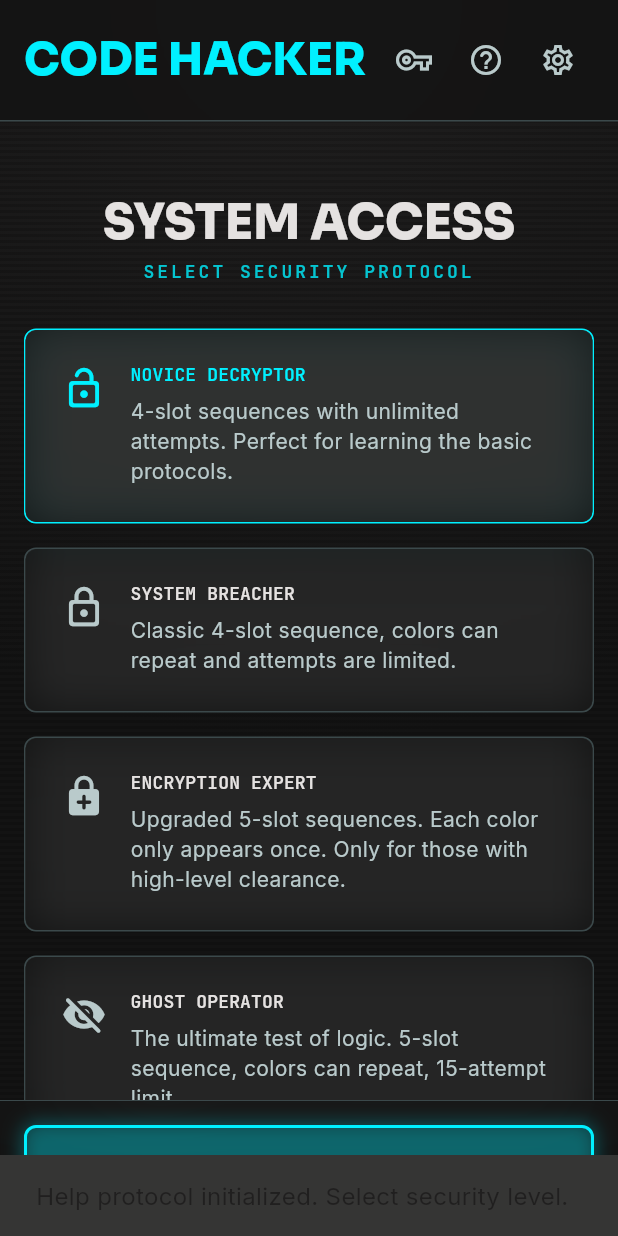
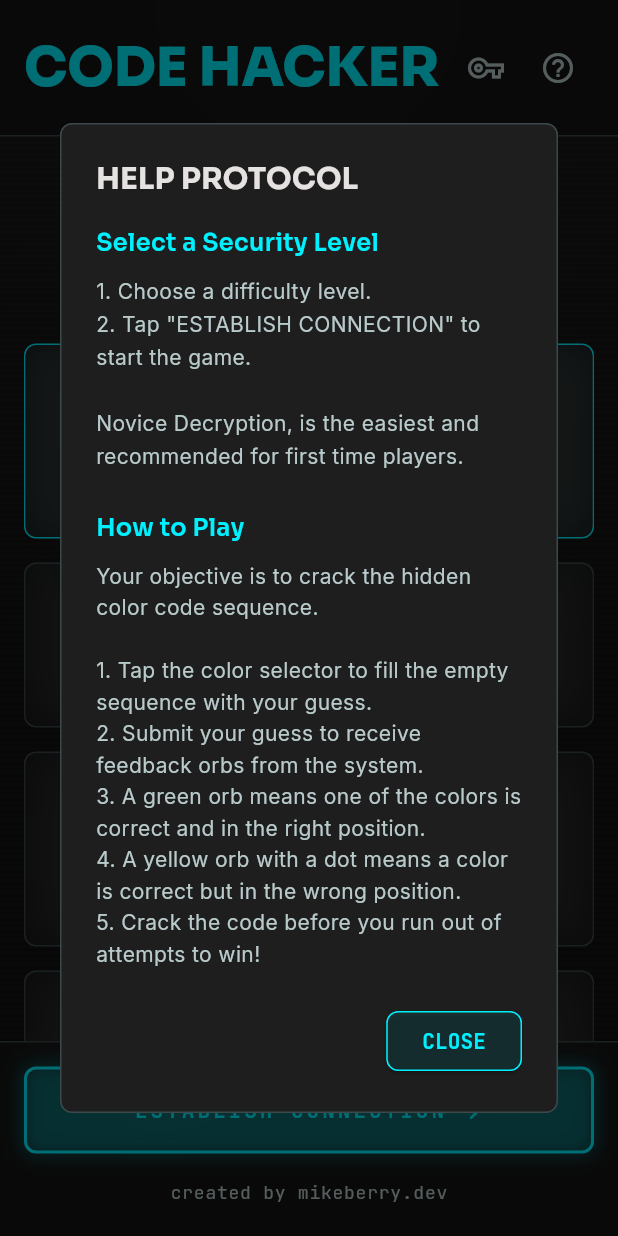
Before and after one commit to mikeberry99/colour-breaker, a Flutter app: the screen it shows after launch, after a tap on the "help outline" icon, on a phone screen of 412 x 824 dp. Run offline on Flutter 3.47's test engine with Material 3 defaults, Android fonts, the phone set to English and light mode, and no system bars; our stand-ins replace flutter_riverpod, go_router, google_fonts.

Commit message:
feat: implement level selection screen and add support for URL launcher plugin

```diff
--- a/lib/features/level_selection/presentation/pages/level_selection_screen.dart
+++ b/lib/features/level_selection/presentation/pages/level_selection_screen.dart
@@ -3,10 +3,13 @@ import 'package:flutter/material.dart';
 import 'package:flutter_riverpod/flutter_riverpod.dart';
 import 'package:go_router/go_router.dart';
 import 'package:google_fonts/google_fonts.dart';
+import 'package:url_launcher/url_launcher.dart';
+
 import '../../../../core/theme/design_tokens.dart';
 import '../providers/level_selection_provider.dart';
 import '../widgets/level_option_card.dart';
 import '../widgets/seed_entry_dialog.dart';
+import '../widgets/help_dialog.dart';
 
 class LevelSelectionScreen extends ConsumerWidget {
   const LevelSelectionScreen({super.key});
@@ -165,7 +168,6 @@ class LevelSelectionScreen extends ConsumerWidget {
                       ),
                     ),
                   ),
-                  const SizedBox(width: 8),
                   Row(
                     children: [
                       IconButton(
@@ -183,12 +185,9 @@ class LevelSelectionScreen extends ConsumerWidget {
                       ),
                       IconButton(
                         onPressed: () {
-                          // Standard help dialog / toast placeholder
-                          ScaffoldMessenger.of(context).showSnackBar(
-                            const SnackBar(
-                              content: Text('Help protocol initialized. Select security level.'),
-                              backgroundColor: DesignTokens.surfaceContainerHighest,
-                            ),
+                          showDialog(
+                            context: context,
+                            builder: (context) => const HelpDialog(),
                           );
                         },
                         icon: const Icon(
@@ -196,22 +195,6 @@ class LevelSelectionScreen extends ConsumerWidget {
                           color: DesignTokens.onSurfaceVariant,
                         ),
                         tooltip: 'Help',
-                      ),
-                      IconButton(
-                        onPressed: () {
-                          // Standard settings dialog / toast placeholder
-                          ScaffoldMessenger.of(context).showSnackBar(
-                            const SnackBar(
-                              content: Text('Settings protocol initialized.'),
-                              backgroundColor: DesignTokens.surfaceContainerHighest,
-                            ),
-                          );
-                        },
-                        icon: const Icon(
-                          Icons.settings_outlined,
-                          color: DesignTokens.onSurfaceVariant,
-                        ),
-                        tooltip: 'Settings',
                       ),
                     ],
                   ),
@@ -245,10 +228,36 @@ class LevelSelectionScreen extends ConsumerWidget {
           child: Center(
             child: ConstrainedBox(
               constraints: const BoxConstraints(maxWidth: DesignTokens.maxBoardWidth),
-              child: _EstablishConnectionButton(
-                onPressed: () {
-                  context.go('/game');
-                },
+              child: Column(
+                mainAxisSize: MainAxisSize.min,
+                children: [
+                  _EstablishConnectionButton(
+                    onPressed: () {
+                      context.go('/game');
+                    },
+                  ),
+                  const SizedBox(height: 12),
+                  InkWell(
+                    onTap: () async {
+                      final url = Uri.parse('https://mikeberry.dev/');
+                      if (!await launchUrl(url, mode: LaunchMode.externalApplication)) {
+                        debugPrint('Could not launch $url');
+                      }
+                    },
+                    borderRadius: BorderRadius.circular(DesignTokens.radiusDefault),
+                    child: Padding(
+                      padding: const EdgeInsets.symmetric(horizontal: 8, vertical: 4),
+                      child: Text(
+                        'created by mikeberry.dev',
+                        style: GoogleFonts.jetBrainsMono(
+                          color: DesignTokens.onSurfaceVariant,
+                          fontSize: 12,
+                          letterSpacing: 0.5,
+                        ),
+                      ),
+                    ),
+                  ),
+                ],
               ),
             ),
           ),
--- /dev/null
+++ b/lib/features/level_selection/presentation/widgets/help_dialog.dart
@@ -0,0 +1,96 @@
+import 'package:flutter/material.dart';
+import 'package:google_fonts/google_fonts.dart';
+
+import '../../../../core/theme/design_tokens.dart';
+
+class HelpDialog extends StatelessWidget {
+  const HelpDialog({super.key});
+
+  @override
+  Widget build(BuildContext context) {
+    return AlertDialog(
+      backgroundColor: DesignTokens.boardSurface,
+      shape: RoundedRectangleBorder(
+        borderRadius: BorderRadius.circular(DesignTokens.radiusDefault),
+        side: const BorderSide(color: DesignTokens.outlineVariant, width: 1),
+      ),
+      title: Text(
+        'HELP PROTOCOL',
+        style: GoogleFonts.sora(
+          fontSize: 20,
+          fontWeight: FontWeight.w700,
+          color: DesignTokens.onSurface,
+        ),
+      ),
+      content: SingleChildScrollView(
+        child: Column(
+          mainAxisSize: MainAxisSize.min,
+          crossAxisAlignment: CrossAxisAlignment.start,
+          children: [
+            Text(
+              'Select a Security Level',
+              style: GoogleFonts.sora(
+                fontSize: 16,
+                fontWeight: FontWeight.w600,
+                color: DesignTokens.primaryNeonCyan,
+              ),
+            ),
+            const SizedBox(height: 8),
+            Text(
+              '1. Choose a difficulty level.\n'
+              '2. Tap "ESTABLISH CONNECTION" to start the game.\n\n'
+              'Novice Decryption, is the easiest and recommended for first time players.',
+              style: GoogleFonts.inter(
+                fontSize: 14,
+                color: DesignTokens.onSurfaceVariant,
+              ),
+            ),
+            const SizedBox(height: 24),
+            Text(
+              'How to Play',
+              style: GoogleFonts.sora(
+                fontSize: 16,
+                fontWeight: FontWeight.w600,
+                color: DesignTokens.primaryNeonCyan,
+              ),
+            ),
+            const SizedBox(height: 8),
+            Text(
+              'Your objective is to crack the hidden color code sequence.\n\n'
+              '1. Tap the color selector to fill the empty sequence with your guess.\n'
+              '2. Submit your guess to receive feedback orbs from the system.\n'
+              '3. A green orb means one of the colors is correct and in the right position.\n'
+              '4. A yellow orb with a dot means a color is correct but in the wrong position.\n'
+              '5. Crack the code before you run out of attempts to win!',
+              style: GoogleFonts.inter(
+                fontSize: 14,
+                height: 1.5,
+                color: DesignTokens.onSurfaceVariant,
+              ),
+            ),
+          ],
+        ),
+      ),
+      actions: [
+        ElevatedButton(
+          style: ElevatedButton.styleFrom(
+            backgroundColor:
+                DesignTokens.primaryNeonCyan.withValues(alpha: 0.1),
+            foregroundColor: DesignTokens.primaryNeonCyan,
+            side: const BorderSide(color: DesignTokens.primaryNeonCyan),
+            shape: RoundedRectangleBorder(
+              borderRadius: BorderRadius.circular(DesignTokens.radiusDefault),
+            ),
+          ),
+          onPressed: () => Navigator.of(context).pop(),
+          child: Text(
+            'CLOSE',
+            style: GoogleFonts.jetBrainsMono(
+              fontWeight: FontWeight.w700,
+            ),
+          ),
+        ),
+      ],
+    );
+  }
+}
--- a/pubspec.yaml
+++ b/pubspec.yaml
@@ -38,6 +38,7 @@ dependencies:
   flutter_riverpod: ^3.3.1
   go_router: ^17.3.0
   google_fonts: ^8.1.0
+  url_launcher: ^6.3.2
 
 dev_dependencies:
   flutter_test:
```
Also changed, not shown: lib/features/level_selection/presentation/widgets/seed_entry_dialog.dart (+71 -3 lines), pubspec.lock, 11 other files.
